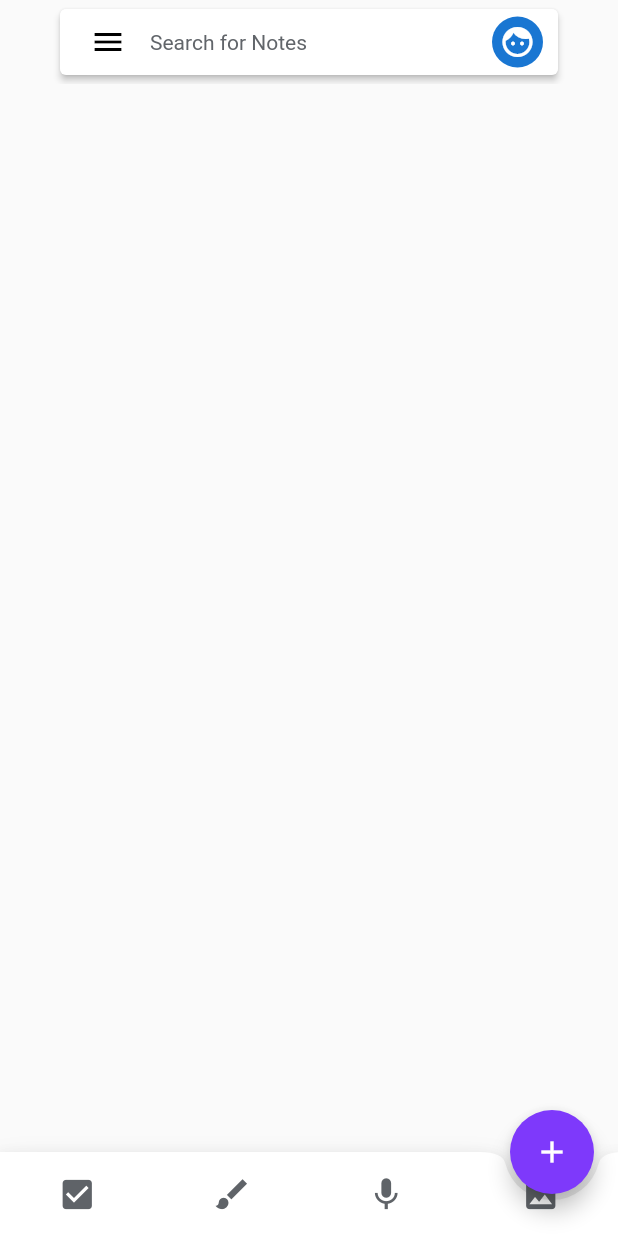
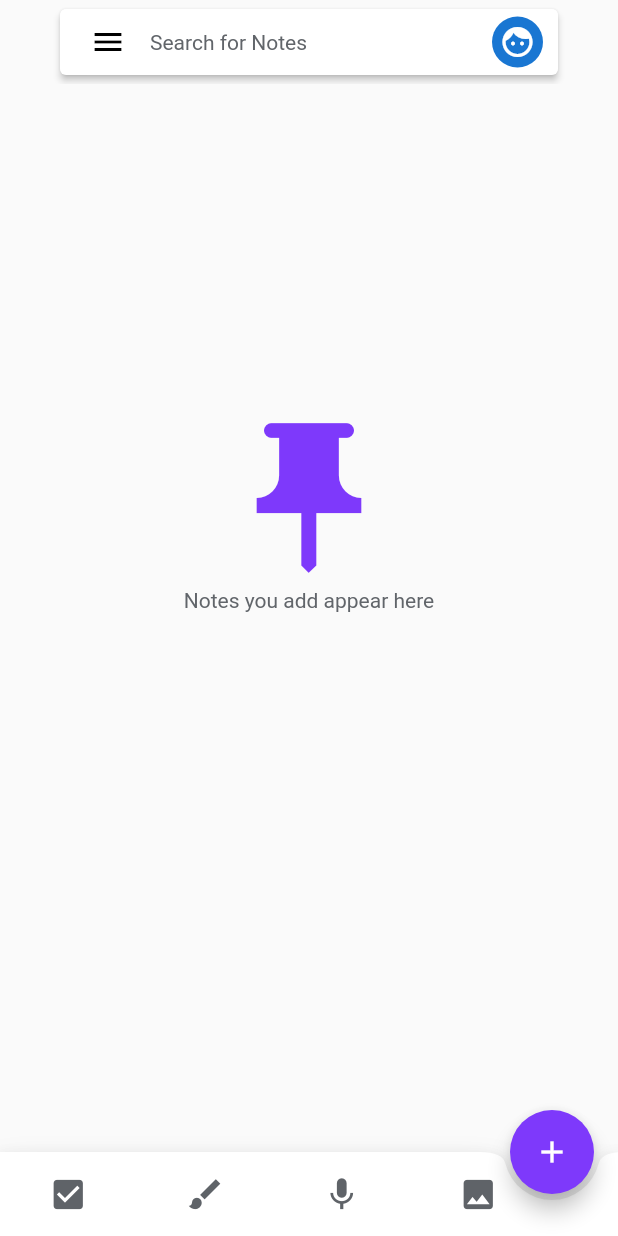
Before and after one commit to Adenugakolade-02/ukeep, a Flutter app: the screen it shows once a user with an empty profile is signed in, on a phone screen of 412 x 824 dp. Run offline on Flutter 3.47's test engine with Material 2 defaults, Android fonts, the phone set to English and light mode, and no system bars; our stand-ins replace cloud_firestore, firebase_auth, firebase_core; missing offline and left inert: flutterfire_ui; accounts and stored records are empty; statements that could not run were skipped.

Commit message:
continued development on homescreen

```diff
--- a/lib/models/note.dart
+++ b/lib/models/note.dart
@@ -38,6 +38,16 @@ extension NoteStateX on NoteState{
         return 'Bin';
       default:
         return '';
+    }
+  }
+  String get emptyResultMessage {
+    switch (this) {
+      case NoteState.archieved:
+        return 'Archived notes appear here';
+      case NoteState.deleted:
+        return 'Notes in trash appear here';
+      default:
+        return 'Notes you add appear here';
     }
   }
 }
--- a/lib/screens/homescreen.dart
+++ b/lib/screens/homescreen.dart
@@ -37,7 +37,14 @@ class _HomescrenState extends State<Homescren> {
                   constraints: const BoxConstraints.tightFor(width: 720),
                   child: CustomScrollView(
                     slivers: <Widget>[
-                      appBar(context, filter)
+                      appBar(context, filter),
+                      if(hasNotes) const SliverToBoxAdapter(
+                        child: SizedBox(height: 24,),
+                      ),
+                      ...buildNoteView(filter),
+                      if (hasNotes) SliverToBoxAdapter(
+                      child: SizedBox(height: (canCreate ? 56 : 10.0) + 10.0),
+                    )
                     ],
                   ),
                 ),
@@ -143,16 +150,50 @@ class _HomescrenState extends State<Homescren> {
           Icon(Icons.mic, size: 26, color: Color(0xFF5F6368)),
           SizedBox(width: 30),
           Icon(Icons.insert_photo, size: 26, color: Color(0xFF5F6368)),
+          SizedBox(width: 30)
         ],
       ),
     ),
   );
-  List<Widget> buildNoteView() => [Container()];
-  Widget buildBlankView() => Container();
+  List<Widget> buildNoteView(FilterState filterState) => [
+
+    buildBlankView(filterState.noteState)
+    ];
+
+  Widget buildBlankView(NoteState state) => SliverFillRemaining(
+    hasScrollBody: false,
+    child: Column(
+      mainAxisAlignment: MainAxisAlignment.spaceAround,
+      mainAxisSize: MainAxisSize.min,
+      children:  <Widget>[
+        const Expanded(child: SizedBox()),
+        const Icon(
+          Icons.push_pin,
+          size: 120,
+          color: Color(0xFF7E39FB),
+          ),
+          Expanded(
+            flex: 2,
+            child: Text(state.emptyResultMessage,
+            style: const TextStyle(
+              color: Color(0xFF61656A),
+              fontSize: 14
+            ),
+            ),
+            )
+      ],
+    ),
+  );
 
 
   Stream<List<Note>> _createNoteStream() {
     return Stream<List<Note>>.empty();
+
+  }
+
+  Map<String, List<Note>> notesPartition(List<Note> note){
+    return {};
   }
 
 }
+const _10_mins_orderTime = 60000;
```
